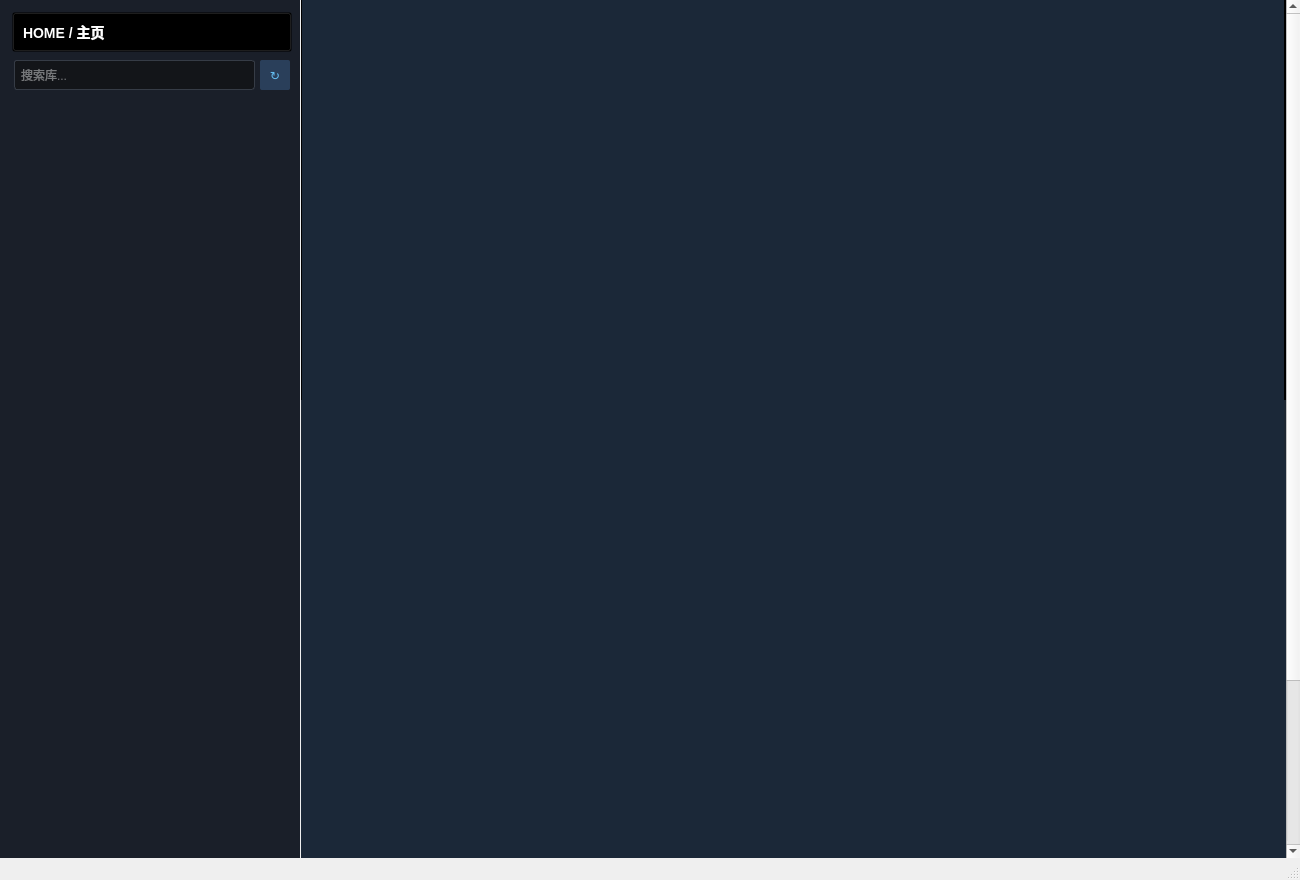
Old version of the form mainwindow.ui in the repository hanbinhsh/SD-LoRA-Manager.
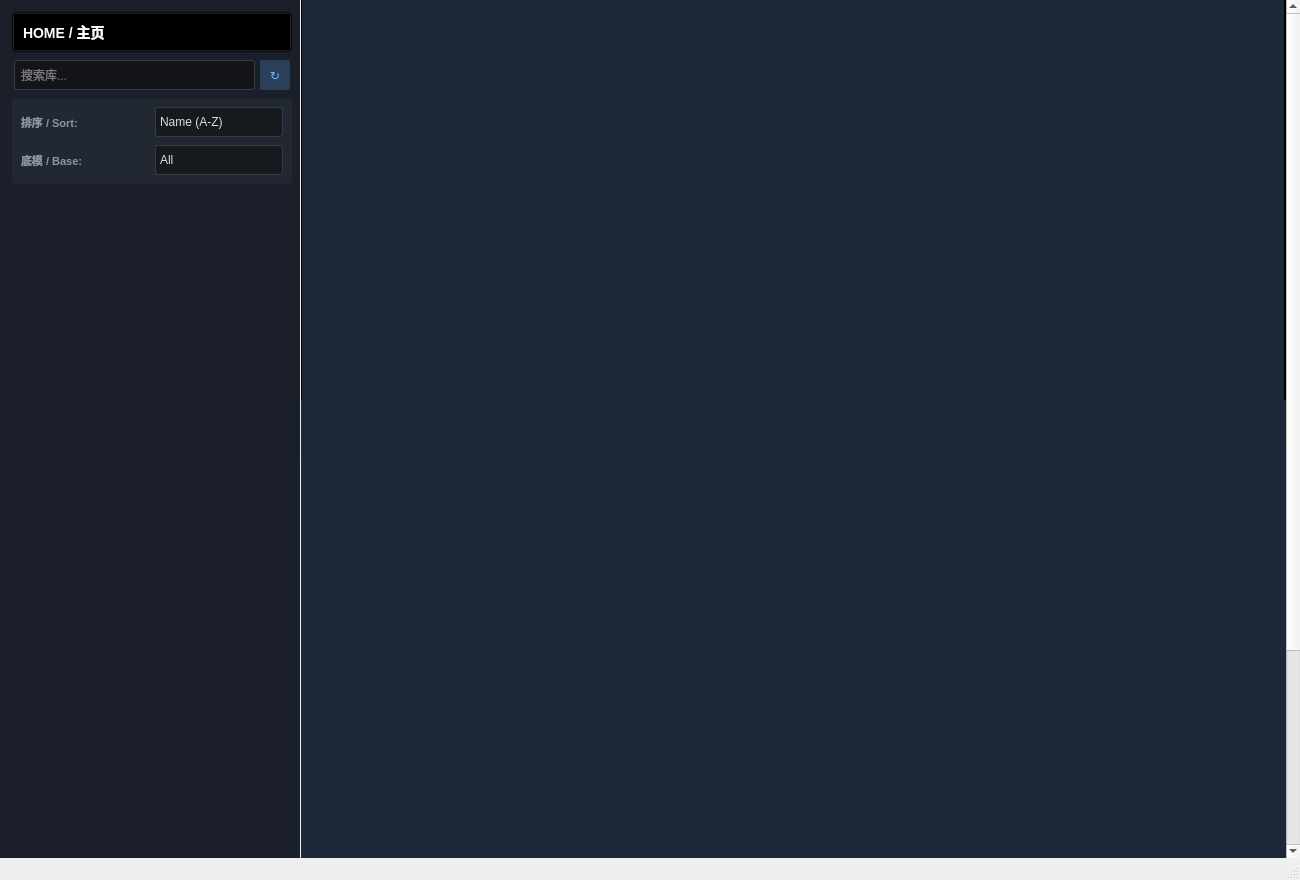
New version of the form.

Diff of the .ui file:
```diff
--- a/mainwindow.ui
+++ b/mainwindow.ui
@@ -27,8 +27,9 @@
 /* 按钮 */
 #btnHome { background-color: transparent; text-align: left; padding-left: 10px; font-size: 14px; font-weight: bold; color: #fff; }
 #btnHome:hover { background-color: #3d4450; }
-#btnScanLocal, #btnForceUpdate, #btnOpenUrl { background-color: #2a3f5a; border-radius: 2px; color: #66c0f4; border: none; }
-#btnScanLocal:hover, #btnForceUpdate:hover, #btnOpenUrl:hover { background-color: #3d5677; color: #ffffff; }
+
+#btnScanLocal, #btnForceUpdate, #btnOpenUrl, #btnFavorite { background-color: #2a3f5a; border-radius: 2px; color: #66c0f4; border: none; }
+#btnScanLocal:hover, #btnForceUpdate:hover, #btnOpenUrl:hover, #btnFavorite:hover { background-color: #3d5677; color: #ffffff; }
 
 /* 绿色复制按钮 */
 QPushButton[class=&quot;copyBtn&quot;] { background-color: #5c7e10; color: white; border: none; border-radius: 2px; font-weight: bold; }
@@ -59,12 +60,18 @@
 /* 文本框 */
 QTextBrowser { background-color: #16191e; border: 1px solid #31363d; color: #acb2b8; border-radius: 3px; padding: 8px; }
 
+#textDescription {
+    background-color: transparent;
+    border: none;
+    color: #acb2b8;
+}
+
 /* 标题 */
 QLabel[class=&quot;sectionTitle&quot;] { color: #fff; font-weight: bold; letter-spacing: 1px; font-size: 14px; border-bottom: 1px solid #3d4d5d; padding-bottom: 5px; margin-top: 15px; }
 
 /* 缩略图列表 */
-#scrollAreaGallery { background-color: #16191e; border: none; }
-#galleryContents { background-color: #16191e; }
+#scrollAreaGallery { background-color: transparent; border: none; }
+#galleryContents { background-color: transparent; }
 
 /* === 图库缩略图按钮样式 === */
 QPushButton[class=&quot;galleryThumb&quot;] {
@@ -250,6 +257,102 @@
           </item>
          </layout>
         </item>
+        <item>
+         <widget class="QFrame" name="filterFrame">
+          <property name="styleSheet">
+           <string notr="true">
+            QFrame#filterFrame { background-color: #212831; border-radius: 4px; padding: 4px; }
+            QLabel { color: #8c96a0; font-size: 11px; font-weight: bold; }
+            QComboBox { 
+                background-color: #16191e; 
+                color: #dcdedf; 
+                border: 1px solid #363c46; 
+                border-radius: 3px; 
+                padding: 4px; 
+                min-height: 20px;
+            }
+            QComboBox::drop-down { border: none; }
+            QComboBox::down-arrow { image: none; border-left: 2px solid #363c46; } 
+           </string>
+          </property>
+          <property name="frameShape">
+           <enum>QFrame::Shape::StyledPanel</enum>
+          </property>
+          <property name="frameShadow">
+           <enum>QFrame::Shadow::Raised</enum>
+          </property>
+          <layout class="QGridLayout" name="gridLayout_Filter">
+           <property name="leftMargin">
+            <number>5</number>
+           </property>
+           <property name="topMargin">
+            <number>5</number>
+           </property>
+           <property name="rightMargin">
+            <number>5</number>
+           </property>
+           <property name="bottomMargin">
+            <number>5</number>
+           </property>
+           <property name="verticalSpacing">
+            <number>8</number>
+           </property>
+           <item row="0" column="0">
+            <widget class="QLabel" name="lblSort">
+             <property name="text">
+              <string>排序 / Sort:</string>
+             </property>
+            </widget>
+           </item>
+           <item row="0" column="1">
+            <widget class="QComboBox" name="comboSort">
+             <property name="cursor">
+              <cursorShape>PointingHandCursor</cursorShape>
+             </property>
+             <item>
+              <property name="text">
+               <string>Name (A-Z)</string>
+              </property>
+             </item>
+             <item>
+              <property name="text">
+               <string>Date (Newest)</string>
+              </property>
+             </item>
+             <item>
+              <property name="text">
+               <string>Downloads (High)</string>
+              </property>
+             </item>
+             <item>
+              <property name="text">
+               <string>Likes (High)</string>
+              </property>
+             </item>
+            </widget>
+           </item>
+           <item row="1" column="0">
+            <widget class="QLabel" name="lblBaseModel">
+             <property name="text">
+              <string>底模 / Base:</string>
+             </property>
+            </widget>
+           </item>
+           <item row="1" column="1">
+            <widget class="QComboBox" name="comboBaseModel">
+             <property name="cursor">
+              <cursorShape>PointingHandCursor</cursorShape>
+             </property>
+             <item>
+              <property name="text">
+               <string>All</string>
+              </property>
+             </item>
+            </widget>
+           </item>
+          </layout>
+         </widget>
+        </item>
         <item>
          <widget class="QListWidget" name="modelList">
           <property name="contextMenuPolicy">
@@ -421,9 +524,9 @@
             <property name="geometry">
              <rect>
               <x>0</x>
-              <y>0</y>
+              <y>-223</y>
               <width>982</width>
-              <height>1055</height>
+              <height>1058</height>
              </rect>
             </property>
             <layout class="QVBoxLayout" name="verticalLayout_ScrollContent">
@@ -561,6 +664,22 @@
                   </property>
                  </widget>
                 </item>
+                <item>
+                 <widget class="QPushButton" name="btnFavorite">
+                  <property name="minimumSize">
+                   <size>
+                    <width>40</width>
+                    <height>40</height>
+                   </size>
+                  </property>
+                  <property name="toolTip">
+                   <string>添加到收藏夹 (右键管理)</string>
+                  </property>
+                  <property name="text">
+                   <string>♥</string>
+                  </property>
+                 </widget>
+                </item>
                </layout>
               </widget>
              </item>
@@ -584,28 +703,20 @@
                 </property>
                 <item>
                  <layout class="QVBoxLayout" name="layoutLeftCol">
-                  <item>
-                   <widget class="QLabel" name="label_TriggerTitle">
-                    <property name="text">
-                     <string>TRIGGER WORDS / 触发词</string>
-                    </property>
-                    <property name="class" stdset="0">
-                     <string>sectionTitle</string>
-                    </property>
-                   </widget>
-                  </item>
-                  <item>
-                   <layout class="QVBoxLayout" name="layoutTriggerStack"/>
-                  </item>
-                  <item>
-                   <widget class="Line" name="line_2">
-                    <property name="orientation">
-                     <enum>Qt::Orientation::Horizontal</enum>
-                    </property>
-                   </widget>
-                  </item>
                   <item>
                    <widget class="QLabel" name="label_GalleryTitle">
+                    <property name="minimumSize">
+                     <size>
+                      <width>0</width>
+                      <height>40</height>
+                     </size>
+                    </property>
+                    <property name="maximumSize">
+                     <size>
+                      <width>16777215</width>
+                      <height>40</height>
+                     </size>
+                    </property>
                     <property name="text">
                      <string>IMAGE PREVIEWS &amp; PROMPTS / 预览与提示词</string>
                     </property>
@@ -622,6 +733,12 @@
                       <height>165</height>
                      </size>
                     </property>
+                    <property name="maximumSize">
+                     <size>
+                      <width>16777215</width>
+                      <height>165</height>
+                     </size>
+                    </property>
                     <property name="verticalScrollBarPolicy">
                      <enum>Qt::ScrollBarPolicy::ScrollBarAlwaysOff</enum>
                     </property>
@@ -663,6 +780,18 @@
                      <layout class="QVBoxLayout" name="verticalLayout">
                       <item>
                        <widget class="QLabel" name="lblPromptHeader">
+                        <property name="minimumSize">
+                         <size>
+                          <width>0</width>
+                          <height>30</height>
+                         </size>
+                        </property>
+                        <property name="maximumSize">
+                         <size>
+                          <width>16777215</width>
+                          <height>30</height>
+                         </size>
+                        </property>
                         <property name="styleSheet">
                          <string>color: #8c96a0; font-weight: bold; margin-top: 10px;</string>
                         </property>
@@ -690,6 +819,18 @@
                      <layout class="QVBoxLayout" name="verticalLayout_5">
                       <item>
                        <widget class="QLabel" name="lblNegPromptHeader">
+                        <property name="minimumSize">
+                         <size>
+                          <width>0</width>
+                          <height>30</height>
+                         </size>
+                        </property>
+                        <property name="maximumSize">
+                         <size>
+                          <width>16777215</width>
+                          <height>30</height>
+                         </size>
+                        </property>
                         <property name="styleSheet">
                          <string>color: #8c96a0; font-weight: bold; margin-top: 10px;</string>
                         </property>
@@ -725,6 +866,38 @@
                     </property>
                    </widget>
                   </item>
+                  <item>
+                   <widget class="Line" name="line_2">
+                    <property name="orientation">
+                     <enum>Qt::Orientation::Horizontal</enum>
+                    </property>
+                   </widget>
+                  </item>
+                  <item>
+                   <widget class="QLabel" name="label_TriggerTitle">
+                    <property name="minimumSize">
+                     <size>
+                      <width>0</width>
+                      <height>40</height>
+                     </size>
+                    </property>
+                    <property name="maximumSize">
+                     <size>
+                      <width>16777215</width>
+                      <height>40</height>
+                     </size>
+                    </property>
+                    <property name="text">
+                     <string>TRIGGER WORDS / 触发词</string>
+                    </property>
+                    <property name="class" stdset="0">
+                     <string>sectionTitle</string>
+                    </property>
+                   </widget>
+                  </item>
+                  <item>
+                   <layout class="QVBoxLayout" name="layoutTriggerStack"/>
+                  </item>
                  </layout>
                 </item>
                 <item>
@@ -736,8 +909,23 @@
                 </item>
                 <item>
                  <layout class="QVBoxLayout" name="layoutRightCol">
+                  <property name="spacing">
+                   <number>4</number>
+                  </property>
                   <item>
                    <widget class="QLabel" name="label_DescTitle">
+                    <property name="minimumSize">
+                     <size>
+                      <width>0</width>
+                      <height>40</height>
+                     </size>
+                    </property>
+                    <property name="maximumSize">
+                     <size>
+                      <width>16777215</width>
+                      <height>40</height>
+                     </size>
+                    </property>
                     <property name="text">
                      <string>ABOUT / 简介</string>
                     </property>
@@ -751,7 +939,13 @@
                     <property name="minimumSize">
                      <size>
                       <width>0</width>
-                      <height>200</height>
+                      <height>165</height>
+                     </size>
+                    </property>
+                    <property name="maximumSize">
+                     <size>
+                      <width>16777215</width>
+                      <height>165</height>
                      </size>
                     </property>
                     <property name="placeholderText">
@@ -759,8 +953,27 @@
                     </property>
                    </widget>
                   </item>
+                  <item>
+                   <widget class="Line" name="line_3">
+                    <property name="orientation">
+                     <enum>Qt::Orientation::Horizontal</enum>
+                    </property>
+                   </widget>
+                  </item>
                   <item>
                    <widget class="QLabel" name="label_FileTitle">
+                    <property name="minimumSize">
+                     <size>
+                      <width>0</width>
+                      <height>40</height>
+                     </size>
+                    </property>
+                    <property name="maximumSize">
+                     <size>
+                      <width>16777215</width>
+                      <height>40</height>
+                     </size>
+                    </property>
                     <property name="text">
                      <string>FILE INFO / 文件</string>
                     </property>
@@ -771,6 +984,12 @@
                   </item>
                   <item>
                    <widget class="QLabel" name="lblFileInfo">
+                    <property name="minimumSize">
+                     <size>
+                      <width>0</width>
+                      <height>165</height>
+                     </size>
+                    </property>
                     <property name="styleSheet">
                      <string>color: #acb2b8; line-height: 1.4;</string>
                     </property>
@@ -779,6 +998,9 @@
          Size: ...
          Hash: ...</string>
                     </property>
+                    <property name="alignment">
+                     <set>Qt::AlignmentFlag::AlignLeading|Qt::AlignmentFlag::AlignLeft|Qt::AlignmentFlag::AlignTop</set>
+                    </property>
                     <property name="wordWrap">
                      <bool>true</bool>
                     </property>
@@ -788,7 +1010,7 @@
                    </widget>
                   </item>
                   <item>
-                   <spacer name="verticalSpacer_Right">
+                   <spacer name="verticalSpacer">
                     <property name="orientation">
                      <enum>Qt::Orientation::Vertical</enum>
                     </property>
```
